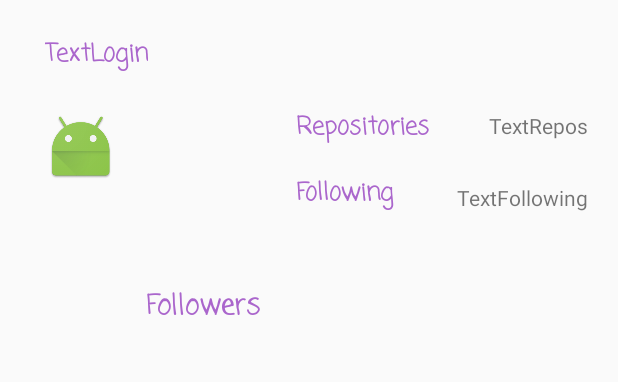
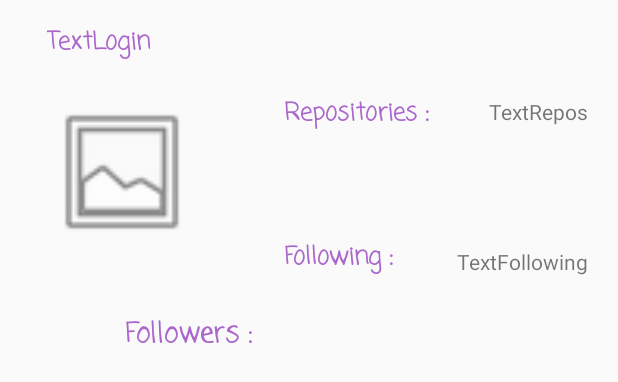
Before and after one commit to PaulaUr/Minimo2, an Android app: the layout activity_perfil.xml on its own in the app's theme, with its tools: preview values and no code run, on a phone screen of 412 x 824 dp. Shown: the top 382 px of the screen. Run offline under Robolectric (Android 15) with nearby library versions, the phone set to English and light mode, and no system bars.

```diff
--- a/AppMinimo2/app/build.gradle
+++ b/AppMinimo2/app/build.gradle
@@ -29,5 +29,6 @@ dependencies {
     compile 'com.squareup.retrofit2:retrofit:2.2.0'
     compile 'com.google.code.gson:gson:2.6.2'
     compile 'com.squareup.retrofit2:converter-gson:2.1.0'
+    compile 'com.github.bumptech.glide:glide:3.7.0'
     testCompile 'junit:junit:4.12'
 }
--- a/AppMinimo2/app/src/main/java/edu/upc/eetac/dsa/appminimo2/Client/ClientRetrofit.java
+++ b/AppMinimo2/app/src/main/java/edu/upc/eetac/dsa/appminimo2/Client/ClientRetrofit.java
@@ -18,6 +18,10 @@ public interface ClientRetrofit {
     @GET("/users/{username}/followers")
     Call<List<Followers>> list_followers (@Path("username") String username);
 
+    @GET("/{id}")
+    Call<Followers> imageFollowers (@Path("id")Integer id);
+
+
    // @GET("/Users")
    // Call<List<Followers>> list_followers2 ();
 
--- a/AppMinimo2/app/src/main/res/layout/activity_entry.xml
+++ b/AppMinimo2/app/src/main/res/layout/activity_entry.xml
@@ -7,7 +7,7 @@
 
     <ImageView
         android:id="@+id/imageView2"
-        android:layout_width="200dp"
+        android:layout_width="100dp"
         android:layout_height="wrap_content"
         android:contentDescription=""
         android:src="@android:drawable/ic_menu_gallery"
--- a/AppMinimo2/app/src/main/res/layout/activity_perfil.xml
+++ b/AppMinimo2/app/src/main/res/layout/activity_perfil.xml
@@ -8,11 +8,11 @@
 
     <ImageView
         android:id="@+id/imageView"
-        android:layout_width="wrap_content"
-        android:layout_height="wrap_content"
-        android:layout_marginTop="25dp"
+        android:layout_width="100dp"
+        android:layout_height="100dp"
+        android:layout_marginTop="24dp"
         android:contentDescription="@string/imageuser"
-        app:srcCompat="@mipmap/ic_launcher"
+        android:src="@android:drawable/ic_menu_gallery"
         android:layout_below="@+id/textLog"
         android:layout_alignLeft="@+id/textLog"
         android:layout_alignStart="@+id/textLog" />
@@ -21,18 +21,18 @@
         android:id="@+id/textLog"
         android:layout_width="wrap_content"
         android:layout_height="wrap_content"
-        android:layout_alignParentLeft="true"
-        android:layout_alignParentStart="true"
-        android:layout_alignParentTop="true"
-        android:layout_marginLeft="30dp"
-        android:layout_marginStart="30dp"
-        android:layout_marginTop="24dp"
+        android:layout_marginLeft="31dp"
+        android:layout_marginStart="31dp"
+        android:layout_marginTop="16dp"
         android:fontFamily="casual"
         android:text="@string/textlogin"
         android:textColor="@android:color/holo_purple"
         android:textSize="16sp"
         android:textStyle="bold"
-        tools:ignore="RelativeOverlap,UnusedAttribute" />
+        tools:ignore="RelativeOverlap,UnusedAttribute"
+        android:layout_alignParentTop="true"
+        android:layout_alignParentLeft="true"
+        android:layout_alignParentStart="true" />
 
     <TextView
         android:id="@+id/textRepos"
@@ -86,6 +86,7 @@
         android:textStyle="bold"
         tools:ignore="UnusedAttribute" />
 
+
     <ListView
         android:id="@+id/list"
         android:layout_width="match_parent"
@@ -94,24 +95,24 @@
         android:layout_alignParentLeft="true"
         android:layout_alignParentStart="true"
         android:layout_below="@+id/textFollowing"
-        android:layout_marginTop="95dp"></ListView>
+        android:layout_marginTop="70dp"></ListView>
 
     <TextView
         android:id="@+id/textView3"
         android:layout_width="wrap_content"
         android:layout_height="wrap_content"
-        android:layout_below="@+id/textView2"
-        android:layout_marginEnd="24dp"
-        android:layout_marginRight="24dp"
-        android:layout_marginTop="49dp"
-        android:layout_toLeftOf="@+id/textView2"
-        android:layout_toStartOf="@+id/textView2"
+        android:layout_marginEnd="21dp"
+        android:layout_marginRight="21dp"
+        android:layout_marginTop="25dp"
         android:fontFamily="casual"
         android:text="@string/textFollowers"
         android:textColor="@android:color/holo_purple"
         android:textSize="18sp"
         android:textStyle="bold"
-        tools:ignore="UnusedAttribute" />
+        tools:ignore="UnusedAttribute"
+        android:layout_below="@+id/textView2"
+        android:layout_toLeftOf="@+id/textView2"
+        android:layout_toStartOf="@+id/textView2" />
 
 
 </RelativeLayout>
--- a/AppMinimo2/app/src/main/res/values/strings.xml
+++ b/AppMinimo2/app/src/main/res/values/strings.xml
@@ -6,9 +6,9 @@
     <string name="textlogin">TextLogin</string>
     <string name="textRepos">TextRepos</string>
     <string name="textfollowing">TextFollowing</string>
-    <string name="textRep">Repositories</string>
-    <string name="textFollow">Following</string>
-    <string name="textFollowers">Followers</string>
+    <string name="textRep">Repositories :</string>
+    <string name="textFollow">Following :</string>
+    <string name="textFollowers">Followers :</string>
     <string name="textView_superior">TextName</string>
 
 </resources>
```
Also changed, not shown: AppMinimo2/app/src/main/java/edu/upc/eetac/dsa/appminimo2/Client/RetroClient.java (+3 -7 lines), AppMinimo2/app/src/main/java/edu/upc/eetac/dsa/appminimo2/Entity/Followers.java (+17 -4 lines), AppMinimo2/app/src/main/java/edu/upc/eetac/dsa/appminimo2/Entity/GlobalData.java (+9 -10 lines), AppMinimo2/app/src/main/java/edu/upc/eetac/dsa/appminimo2/Entity/List_adapter.java (+6 -4 lines), AppMinimo2/app/src/main/java/edu/upc/eetac/dsa/appminimo2/Entity/RowItem.java (+4 -4 lines), AppMinimo2/app/src/main/java/edu/upc/eetac/dsa/appminimo2/Entity/User.java (+13 -4 lines), AppMinimo2/app/src/main/java/edu/upc/eetac/dsa/appminimo2/MainActivity.java (+11 -0 lines), AppMinimo2/app/src/main/java/edu/upc/eetac/dsa/appminimo2/Perfil.java (+28 -9 lines), AppMinimo2/app/src/main/res/layout/activity_main.xml (+8 -0 lines).
